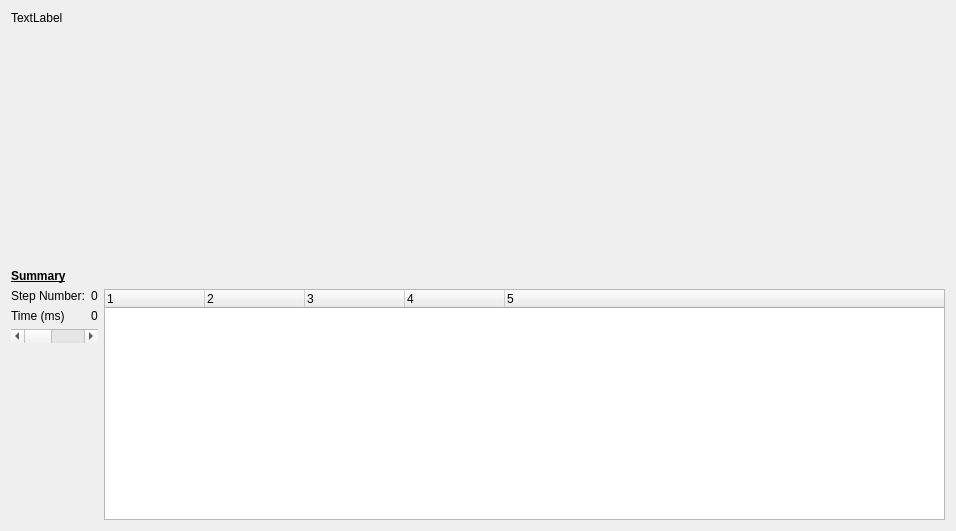
Above: applications/sofa/gui/qt/WindowProfiler.ui from sofa-framework/sofa before the change. Below: the same form after it.
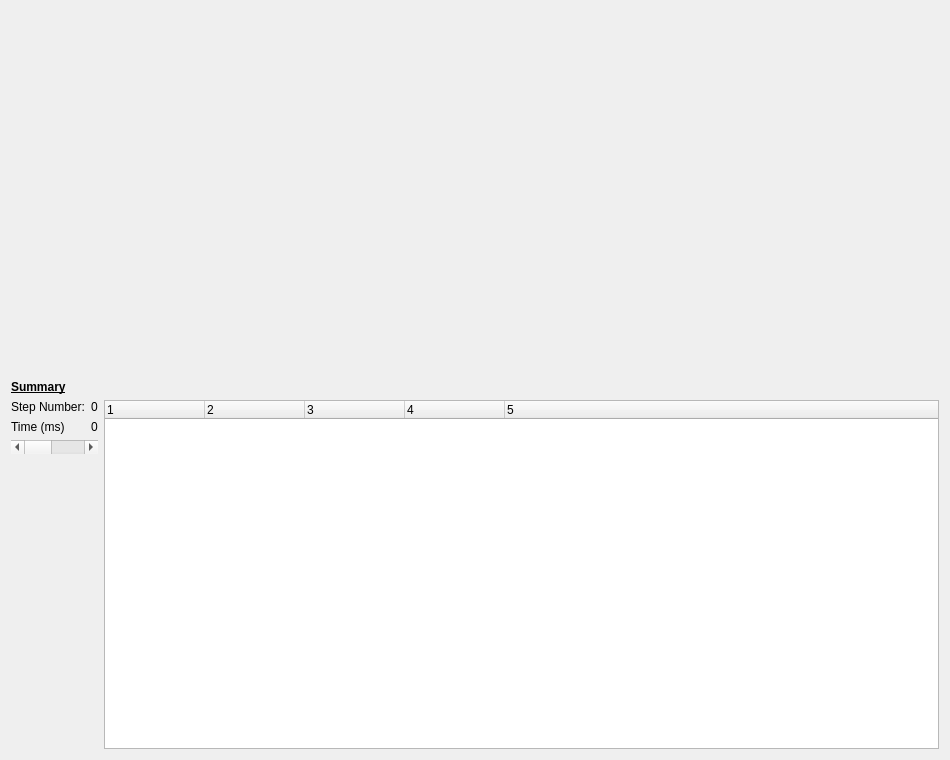
That is the form after the change.

Commit message: [sofaQtGui] Add option to draw duration of a selected step in profiler window

The edit to the form file:
```diff
--- a/applications/sofa/gui/qt/WindowProfiler.ui
+++ b/applications/sofa/gui/qt/WindowProfiler.ui
@@ -9,8 +9,8 @@
    <rect>
     <x>0</x>
     <y>0</y>
-    <width>956</width>
-    <height>531</height>
+    <width>950</width>
+    <height>760</height>
    </rect>
   </property>
   <property name="windowTitle">
@@ -23,16 +23,7 @@
    <item row="0" column="0">
     <layout class="QVBoxLayout" name="main_layout">
      <item>
-      <layout class="QHBoxLayout" name="LayoutUp">
-       <item>
-        <layout class="QVBoxLayout" name="Layout_graphLabel">
-         <item>
-          <widget class="QLabel" name="label">
-           <property name="text">
-            <string>TextLabel</string>
-           </property>
-          </widget>
-         </item>
+      <layout class="QHBoxLayout" name="Layout_graph">
          <item>
           <spacer name="verticalSpacer_2">
            <property name="orientation">
@@ -45,25 +36,6 @@
             </size>
            </property>
           </spacer>
-         </item>
-        </layout>
-       </item>
-       <item>
-        <layout class="QVBoxLayout" name="Layout_graph">
-         <item>
-          <spacer name="horizontalSpacer">
-           <property name="orientation">
-            <enum>Qt::Horizontal</enum>
-           </property>
-           <property name="sizeHint" stdset="0">
-            <size>
-             <width>40</width>
-             <height>20</height>
-            </size>
-           </property>
-          </spacer>
-         </item>
-        </layout>
        </item>
       </layout>
      </item>
```
Lines whose indentation alone changed are shown as unchanged. The commit also changes 2 other files.
